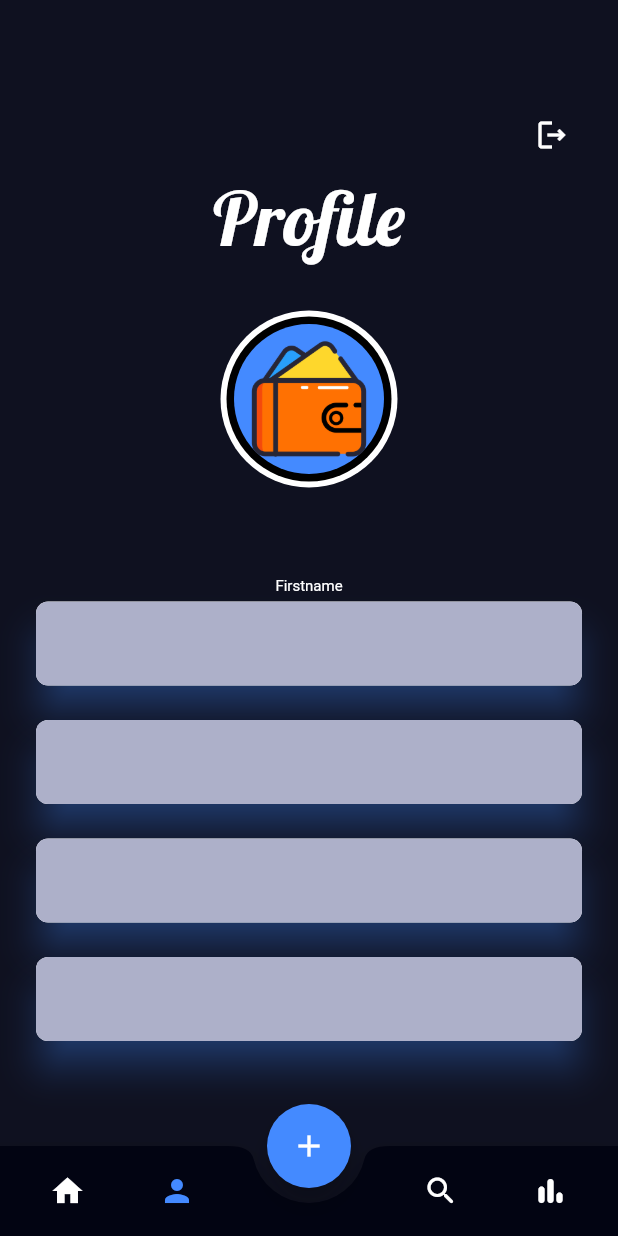
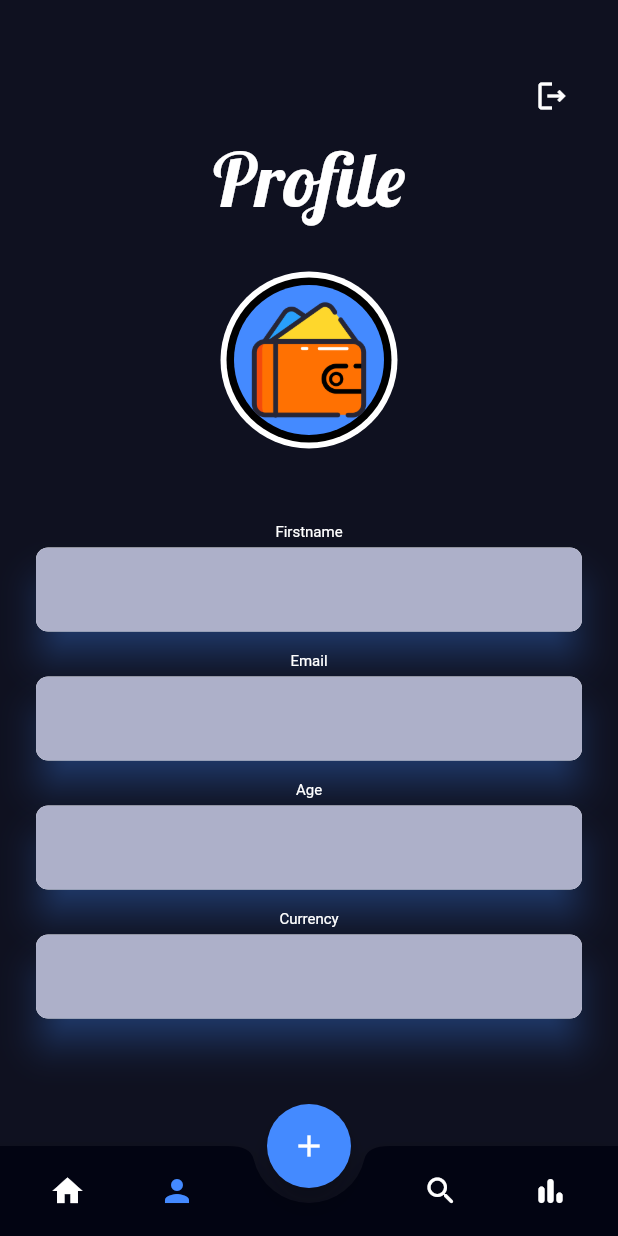
Before and after one commit to ArpitTripathi945/UpKeep, a Flutter app: the HomeView screen opened directly, item 2 of the bottom bar chosen, on a phone screen of 412 x 824 dp. Run offline on Flutter 3.47's test engine with Material 2 defaults, Android fonts, the phone set to English and light mode, and no system bars; our stand-ins replace cloud_firestore, email_validator, firebase_auth, firebase_core, fluttertoast, get_it and 1 more; accounts and stored records are empty; statements that could not run were skipped.

Commit message:
Modification 2.0

```diff
--- a/lib/model/expense_model.dart
+++ b/lib/model/expense_model.dart
@@ -1,3 +1,5 @@
+import 'package:cloud_firestore/cloud_firestore.dart';
+
 class ExpenseModel {
   String? amount;
   String? tag;
--- a/lib/routes.dart
+++ b/lib/routes.dart
@@ -8,4 +8,5 @@ class MyRoutes {
   static String searchviewRoute = "/searchview";
   static String userprofileRoute = "/userprofile";
   static String useranalyticsRoute = "/useranalytics";
+  static String aboutviewRoute = "/about";
 }
--- a/lib/User_Analytics.dart
+++ b/lib/screens/user_analytics.dart
@@ -10,6 +10,6 @@ class UserAnalytics extends StatefulWidget {
 class _UserAnalyticsState extends State<UserAnalytics> {
   @override
   Widget build(BuildContext context) {
-    return Container();
+    return Material();
   }
 }
--- /dev/null
+++ b/lib/screens/user_profile.dart
@@ -0,0 +1,161 @@
+import 'package:cloud_firestore/cloud_firestore.dart';
+import 'package:firebase_auth/firebase_auth.dart';
+import 'package:flutter/material.dart';
+import 'package:google_fonts/google_fonts.dart';
+import 'package:upkeep/model/profile_model.dart';
+import 'package:upkeep/routes.dart';
+import 'package:upkeep/screens/service_locator.dart';
+import 'package:upkeep/services/auth_service.dart';
+
+class UserProfile extends StatefulWidget {
+  const UserProfile({super.key});
+
+  @override
+  State<UserProfile> createState() => _UserProfileState();
+}
+
+class _UserProfileState extends State<UserProfile> {
+  User? user = FirebaseAuth.instance.currentUser;
+  ProfileModel loggedInUser = ProfileModel();
+  final CollectionReference ref =
+      FirebaseFirestore.instance.collection('userdata');
+
+  @override
+  void initState() {
+    super.initState();
+    ref.doc(user!.uid).get().then((value) {
+      this.loggedInUser = ProfileModel.fromMap(value.data());
+      setState(() {});
+    });
+  }
+
+  @override
+  Widget build(BuildContext context) {
+    return Material(
+      color: Color.fromARGB(255, 15, 17, 32),
+      child: Padding(
+        padding: const EdgeInsets.fromLTRB(20, 40, 20, 30),
+        child: Container(
+            child: Column(children: <Widget>[
+          Row(mainAxisAlignment: MainAxisAlignment.end, children: <Widget>[
+            IconButton(
+                icon: Icon(Icons.logout_outlined),
+                color: Colors.white,
+                onPressed: () {
+                  locator<AuthService>().signOut();
+                  Navigator.pushNamed(context, MyRoutes.loginRoute);
+                }),
+          ]),
+          Text(
+            'Profile',
+            textAlign: TextAlign.left,
+            style: TextStyle(
+              fontFamily: GoogleFonts.lobster().fontFamily,
+              fontSize: 50.0,
+              color: Colors.white,
+            ),
+          ),
+          SizedBox(height: 30),
+          CircleAvatar(
+            backgroundColor: Colors.white,
+            maxRadius: 59.0,
+            child: CircleAvatar(
+              backgroundColor: Colors.black,
+              maxRadius: 55.0,
+              child: CircleAvatar(
+                maxRadius: 50.0,
+                backgroundColor: Colors.blueAccent,
+                child: Image.asset('assets/Wallet_icon.png',
+                    alignment: Alignment.topCenter),
+              ),
+            ),
+          ),
+          SizedBox(height: 50),
+          Text('Firstname',
+              textAlign: TextAlign.start,
+              style: TextStyle(fontSize: 10, color: Colors.white)),
+          Card(
+            shape:
+                RoundedRectangleBorder(borderRadius: BorderRadius.circular(8)),
+            elevation: 10.0,
+            shadowColor: Colors.blueAccent,
+            clipBehavior: Clip.antiAlias,
+            child: ListTile(
+                tileColor: Color.fromARGB(255, 173, 176, 201),
+                title: Text(
+                  '${loggedInUser.firstname}',
+                  textAlign: TextAlign.center,
+                  style: TextStyle(
+                      fontFamily: GoogleFonts.inter().fontFamily,
+                      fontSize: 20,
+                      fontWeight: FontWeight.bold),
+                )),
+          ),
+          SizedBox(height: 10),
+          Text('Email',
+              textAlign: TextAlign.end,
+              style: TextStyle(fontSize: 10, color: Colors.white)),
+          Card(
+            shape:
+                RoundedRectangleBorder(borderRadius: BorderRadius.circular(8)),
+            elevation: 10.0,
+            shadowColor: Colors.blueAccent,
+            clipBehavior: Clip.antiAlias,
+            child: ListTile(
+                tileColor: Color.fromARGB(255, 173, 176, 201),
+                title: Text(
+                  '${loggedInUser.email}',
+                  textAlign: TextAlign.center,
+                  style: TextStyle(
+                      fontFamily: GoogleFonts.inter().fontFamily,
+                      fontSize: 20,
+                      fontWeight: FontWeight.bold),
+                )),
+          ),
+          SizedBox(height: 10),
+          Text('Age',
+              textAlign: TextAlign.end,
+              style: TextStyle(fontSize: 10, color: Colors.white)),
+          Card(
+            shape:
+                RoundedRectangleBorder(borderRadius: BorderRadius.circular(8)),
+            elevation: 10.0,
+            shadowColor: Colors.blueAccent,
+            clipBehavior: Clip.antiAlias,
+            child: ListTile(
+                tileColor: Color.fromARGB(255, 173, 176, 201),
+                title: Text(
+                  '${loggedInUser.age}',
+                  textAlign: TextAlign.center,
+                  style: TextStyle(
+                      fontFamily: GoogleFonts.inter().fontFamily,
+                      fontSize: 20,
+                      fontWeight: FontWeight.bold),
+                )),
+          ),
+          SizedBox(height: 10),
+          Text('Currency',
+              textAlign: TextAlign.end,
+              style: TextStyle(fontSize: 10, color: Colors.white)),
+          Card(
+            shape:
+                RoundedRectangleBorder(borderRadius: BorderRadius.circular(8)),
+            elevation: 10.0,
+            shadowColor: Colors.blueAccent,
+            clipBehavior: Clip.antiAlias,
+            child: ListTile(
+                tileColor: Color.fromARGB(255, 173, 176, 201),
+                title: Text(
+                  '${loggedInUser.currency}',
+                  textAlign: TextAlign.center,
+                  style: TextStyle(
+                      fontFamily: GoogleFonts.inter().fontFamily,
+                      fontSize: 20,
+                      fontWeight: FontWeight.bold),
+                )),
+          ),
+        ])),
+      ),
+    );
+  }
+}
--- a/lib/verify.dart
+++ b/lib/screens/verify.dart
@@ -3,8 +3,8 @@ import 'package:firebase_auth/firebase_auth.dart';
 import 'package:firebase_core/firebase_core.dart';
 import 'package:flutter/material.dart';
 import 'package:fluttertoast/fluttertoast.dart';
-import 'package:upkeep/expense_view.dart';
-import 'package:upkeep/home_view.dart';
+import 'package:upkeep/screens/expense_view.dart';
+import 'package:upkeep/screens/home_view.dart';
 import 'package:upkeep/routes.dart';
 
 class VerifyEmailView extends StatefulWidget {
--- a/lib/user_profile.dart
+++ /dev/null
@@ -1,158 +0,0 @@
-import 'package:cloud_firestore/cloud_firestore.dart';
-import 'package:firebase_auth/firebase_auth.dart';
-import 'package:flutter/material.dart';
-import 'package:google_fonts/google_fonts.dart';
-import 'package:upkeep/model/profile_model.dart';
-import 'package:upkeep/routes.dart';
-import 'package:upkeep/service_locator.dart';
-import 'package:upkeep/services/auth_service.dart';
-
-class UserProfile extends StatefulWidget {
-  const UserProfile({super.key});
-
-  @override
-  State<UserProfile> createState() => _UserProfileState();
-}
-
-class _UserProfileState extends State<UserProfile> {
-  User? user = FirebaseAuth.instance.currentUser;
-  ProfileModel loggedInUser = ProfileModel();
-  final CollectionReference profile =
-      FirebaseFirestore.instance.collection('profile');
-
-  @override
-  void initState() {
-    super.initState();
-    profile.doc(user!.uid).get().then((value) {
-      this.loggedInUser = ProfileModel.fromMap(value.data());
-      setState(() {});
-    });
-  }
-
-  @override
-  Widget build(BuildContext context) {
-    return Material(
-      color: Color.fromARGB(255, 15, 17, 32),
-      child: Padding(
-        padding: const EdgeInsets.fromLTRB(20, 10, 20, 10),
-        child: Center(
-          child: Container(
-              child: Column(
-                  mainAxisAlignment: MainAxisAlignment.center,
-                  children: <Widget>[
-                Row(
-                    mainAxisAlignment: MainAxisAlignment.end,
-                    children: <Widget>[
-                      IconButton(
-                          icon: Icon(Icons.logout_outlined),
-                          color: Colors.white,
-                          onPressed: () {
-                            locator<AuthService>().signOut();
-                            Navigator.pushNamed(context, MyRoutes.loginRoute);
-                          }),
-                    ]),
-                Text(
-                  'Profile',
-                  textAlign: TextAlign.center,
-                  style: TextStyle(
-                    fontFamily: GoogleFonts.lobster().fontFamily,
-                    fontSize: 50.0,
-                    color: Colors.white,
-                  ),
-                ),
-                SizedBox(height: 30),
-                CircleAvatar(
-                  backgroundColor: Colors.white,
-                  maxRadius: 59.0,
-                  child: CircleAvatar(
-                    backgroundColor: Colors.black,
-                    maxRadius: 55.0,
-                    child: CircleAvatar(
-                      maxRadius: 50.0,
-                      backgroundColor: Colors.blueAccent,
-                      child: Image.asset('assets/Wallet_icon.png',
-                          alignment: Alignment.topCenter),
-                    ),
-                  ),
-                ),
-                SizedBox(height: 60),
-                Text('Firstname',
-                    textAlign: TextAlign.end,
-                    style: TextStyle(fontSize: 10, color: Colors.white)),
-                Card(
-                  shape: RoundedRectangleBorder(
-                      borderRadius: BorderRadius.circular(8)),
-                  elevation: 10.0,
-                  shadowColor: Colors.blueAccent,
-                  clipBehavior: Clip.antiAlias,
-                  child: ListTile(
-                      tileColor: Color.fromARGB(255, 173, 176, 201),
-                      title: Text(
-                        '${loggedInUser.firstname}',
-                        textAlign: TextAlign.center,
-                        style: TextStyle(
-                            fontFamily: GoogleFonts.inter().fontFamily,
-                            fontSize: 20,
-                            fontWeight: FontWeight.bold),
-                      )),
-                ),
-                SizedBox(height: 15),
-                Card(
-                  shape: RoundedRectangleBorder(
-                      borderRadius: BorderRadius.circular(8)),
-                  elevation: 10.0,
-                  shadowColor: Colors.blueAccent,
-                  clipBehavior: Clip.antiAlias,
-                  child: ListTile(
-                      tileColor: Color.fromARGB(255, 173, 176, 201),
-                      title: Text(
-                        '${loggedInUser.email}',
-                        textAlign: TextAlign.center,
-                        style: TextStyle(
-                            fontFamily: GoogleFonts.inter().fontFamily,
-                            fontSize: 20,
-                            fontWeight: FontWeight.bold),
-                      )),
-                ),
-                SizedBox(height: 15),
-                Card(
-                  shape: RoundedRectangleBorder(
-                      borderRadius: BorderRadius.circular(8)),
-                  elevation: 10.0,
-                  shadowColor: Colors.blueAccent,
-                  clipBehavior: Clip.antiAlias,
-                  child: ListTile(
-                      tileColor: Color.fromARGB(255, 173, 176, 201),
-                      title: Text(
-                        '${loggedInUser.age}',
-                        textAlign: TextAlign.center,
-                        style: TextStyle(
-                            fontFamily: GoogleFonts.inter().fontFamily,
-                            fontSize: 20,
-                            fontWeight: FontWeight.bold),
-                      )),
-                ),
-                SizedBox(height: 15),
-                Card(
-                  shape: RoundedRectangleBorder(
-                      borderRadius: BorderRadius.circular(8)),
-                  elevation: 10.0,
-                  shadowColor: Colors.blueAccent,
-                  clipBehavior: Clip.antiAlias,
-                  child: ListTile(
-                      tileColor: Color.fromARGB(255, 173, 176, 201),
-                      title: Text(
-                        '${loggedInUser.currency}',
-                        textAlign: TextAlign.center,
-                        style: TextStyle(
-                            fontFamily: GoogleFonts.inter().fontFamily,
-                            fontSize: 20,
-                            fontWeight: FontWeight.bold),
-                      )),
-                ),
-              ])),
-        ),
-      ),
-    );
-  }
-}
```
Also changed, not shown: lib/main.dart (+13 -11 lines), lib/screens/about_view.dart (added, +99 -0 lines), lib/screens/add_expense_screen.dart (renamed from lib/add_expense_screen.dart, +93 -59 lines), lib/screens/expense_view.dart (renamed from lib/expense_view.dart, +26 -22 lines), lib/screens/home_view.dart (renamed from lib/home_view.dart, +4 -4 lines), lib/screens/login_view.dart (renamed from lib/login_view.dart, +21 -22 lines), lib/screens/register_view.dart (renamed from lib/register_view.dart, +5 -6 lines), lib/screens/login_page.dart (renamed from lib/login_page.dart), lib/screens/search_view.dart (renamed from lib/search_view.dart), lib/screens/service_locator.dart (renamed from lib/service_locator.dart), lib/screens/splash_screen.dart (renamed from lib/splash_screen.dart).
